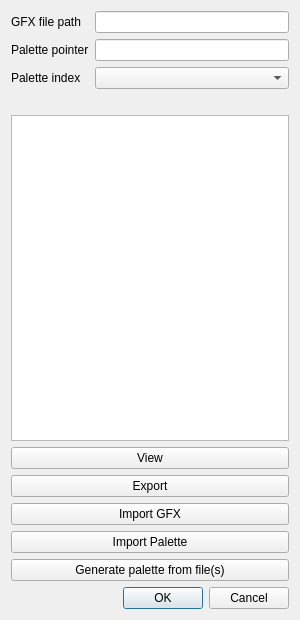
Qt form dsvedit/gfx_editor.ui (LagoLunatic/DSVEdit) before a commit.
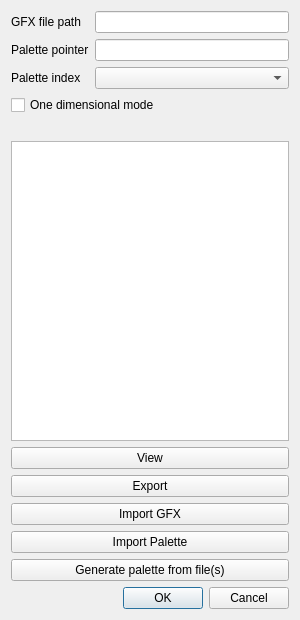
The same form after that commit.

Commit message: Gfx editor: Support 1 dimensional gfx

```diff
--- a/dsvedit/gfx_editor.ui
+++ b/dsvedit/gfx_editor.ui
@@ -51,6 +51,13 @@
      </item>
     </layout>
    </item>
+   <item>
+    <widget class="QCheckBox" name="one_dimensional_mode">
+     <property name="text">
+      <string>One dimensional mode</string>
+     </property>
+    </widget>
+   </item>
    <item>
     <widget class="QLabel" name="info_label">
      <property name="text">
```
The commit also changes 2 other files.
